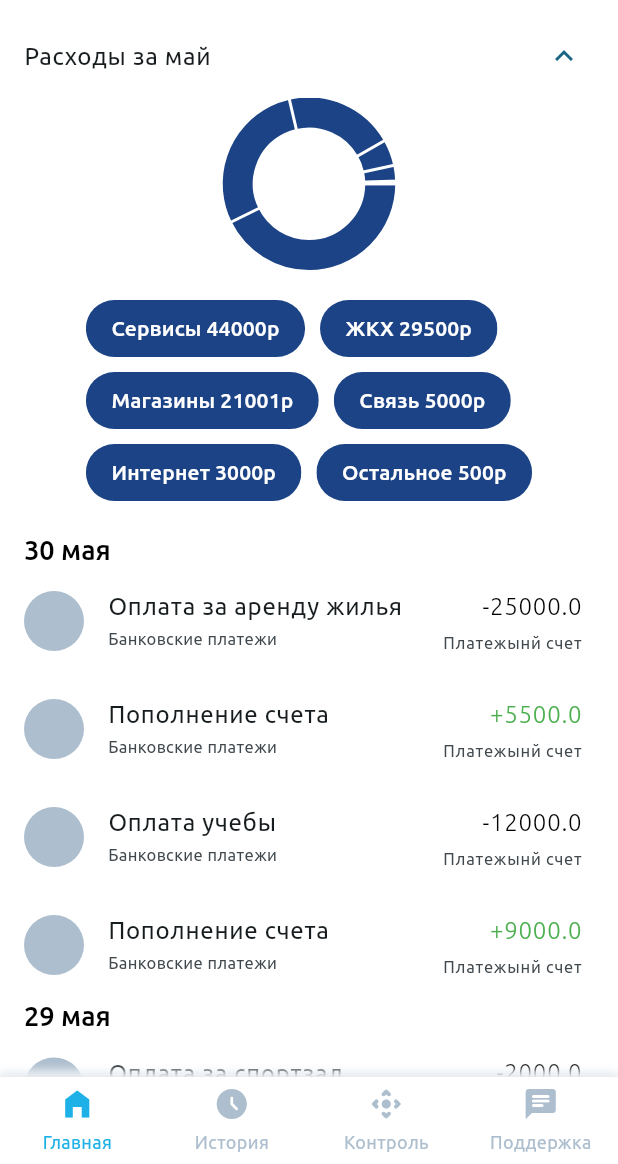
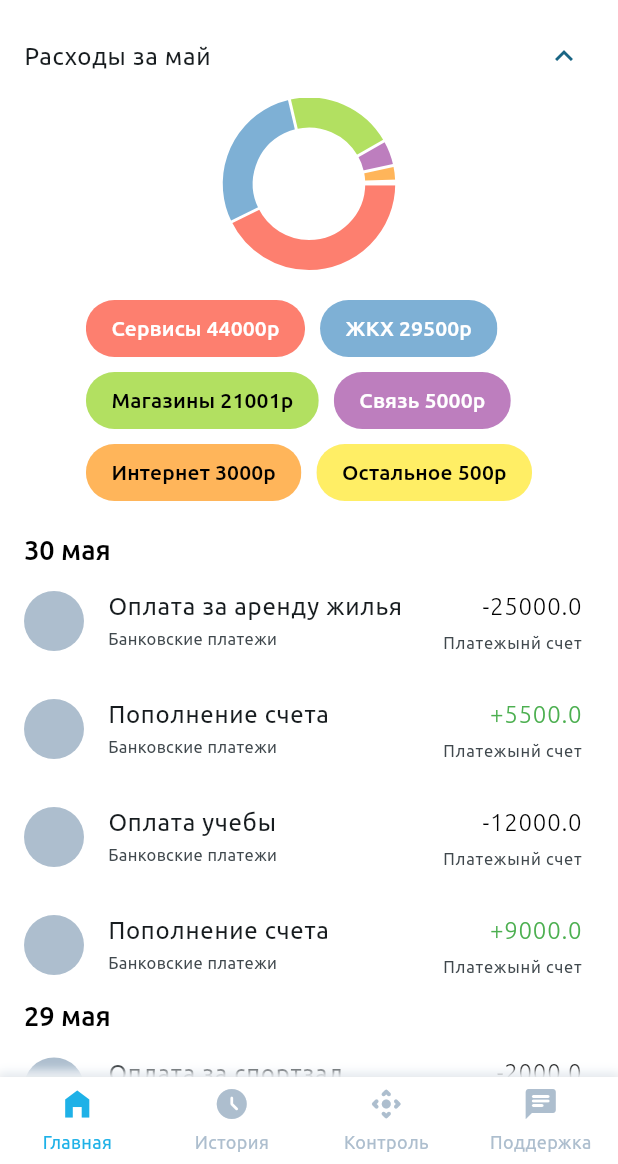
Before and after one commit to ComputerHakka/PaymentsCopy, a Flutter app: the TransactionsListScreen screen opened by its route, after a tap on "Расходы за май", on a phone screen of 412 x 824 dp, the part 72-1236 px from its top. Run offline on Flutter 3.47's test engine with Material 3 defaults, Android fonts, the phone set to English and light mode, and no system bars; drawn by our look-alikes of fl_chart; our stand-ins replace bloc, dio, equatable, floor, flutter_bloc, flutter_svg and 6 more; accounts and stored records are empty; generated files the repository leaves out were written again; project files that could hold a hidden picture were left out.

Commit message:
fix bugs

```diff
--- a/lib/config/theme/app_themes.dart
+++ b/lib/config/theme/app_themes.dart
@@ -9,6 +9,17 @@ const Color borderColor = Color(0xFFE2E8F0);
 const Color textFieldTextColor = Color(0xFF64748B);
 const Color lightButton = Color(0xFFD6E7F8);
 const Color splashButtonColor = Color.fromARGB(255, 133, 216, 255);
+const List<Color> diagramColors = [
+  Color(0xFFfd7f6f),
+  Color(0xFF7eb0d5),
+  Color(0xFFb2e061),
+  Color(0xFFbd7ebe),
+  Color(0xFFffb55a),
+  Color(0xFFffee65),
+  Color(0xFFbeb9db),
+  Color(0xFFfdcce5),
+  Color(0xFF8bd3c7),
+];
 
 ThemeData appTheme(BuildContext context) {
   return ThemeData(
--- a/lib/core/constants/constants.dart
+++ b/lib/core/constants/constants.dart
@@ -21,8 +21,8 @@ class RouteNames {
 }
 
 class ApiConstants {
-  static const paymentAPIBasePort = '2222';
-  static const paymentAPIBaseIP = '192.168.0.216';
+  static const paymentAPIBasePort = '8090';
+  static const paymentAPIBaseIP = '92.118.95.126';
   static const paymentAPIBaseURL =
       'http://$paymentAPIBaseIP:$paymentAPIBasePort';
 }
--- a/lib/features/transactions/presentation/screens/transactions_list/transactions_list_screen.dart
+++ b/lib/features/transactions/presentation/screens/transactions_list/transactions_list_screen.dart
@@ -82,15 +82,20 @@ class Periodwidget extends StatelessWidget {
     var categories = TransactionEntity.calculateByCategory();
     List<PieChartSectionData> pies = [];
     List<CategoryChipWidget> chips = [];
+    int counter = 0;
     for (var c in categories.entries) {
-      final color =
-          Color((Random().nextDouble() * 0xFFFFFF).toInt()).withOpacity(1.0);
+      // final color =
+      //     Color((Random().nextDouble() * 0xFFFFFF).toInt()).withOpacity(1.0);
+      final color = counter < diagramColors.length
+          ? diagramColors[counter]
+          : Colors.black;
       pies.add(PieChartSectionData(
           value: c.value, radius: 20, showTitle: false, color: color));
       chips.add(CategoryChipWidget(
         label: '${c.key} ${c.value.toInt()}р',
         color: color,
       ));
+      counter++;
     }
 
     return ExpansionTile(
--- a/lib/features/user_account/presentation/authorization/presentation/screens/authorization_screen.dart
+++ b/lib/features/user_account/presentation/authorization/presentation/screens/authorization_screen.dart
@@ -94,9 +94,9 @@ class _AuthorizationScreenState extends State<AuthorizationScreen> {
                 },
                 listener: (BuildContext context, RemoteAuthState state) {
                   if (state is RemoteAuthSuccessState) {
+                    GoRouter.of(context).goNamed(RouteNames.loaderScreen);
                     BlocProvider.of<UserDatabaseBloc>(context)
                         .add(SaveUserEvent(user: state.user));
-                    GoRouter.of(context).goNamed(RouteNames.loaderScreen);
                   }
                   if (state is RemoteAuthFailedState) {
                     setState(() {
--- a/lib/features/user_account/presentation/profile/screens/profile/user_profile_screen.dart
+++ b/lib/features/user_account/presentation/profile/screens/profile/user_profile_screen.dart
@@ -44,10 +44,10 @@ class UserProfileScreen extends StatelessWidget {
                               onPressed: () {
                                 GoRouter.of(context)
                                     .goNamed(RouteNames.loaderScreen);
+                                Navigator.of(context).pop();
                                 BlocProvider.of<UserDatabaseBloc>(context).add(
                                   DeleteUserEvent(user: user),
                                 );
-                                Navigator.of(context).pop();
                               },
                               child: const Text('Ok'),
                             ),
```
Also changed, not shown: lib/features/user_account/data/data_sources/remote/auth_api_service.g.dart.
